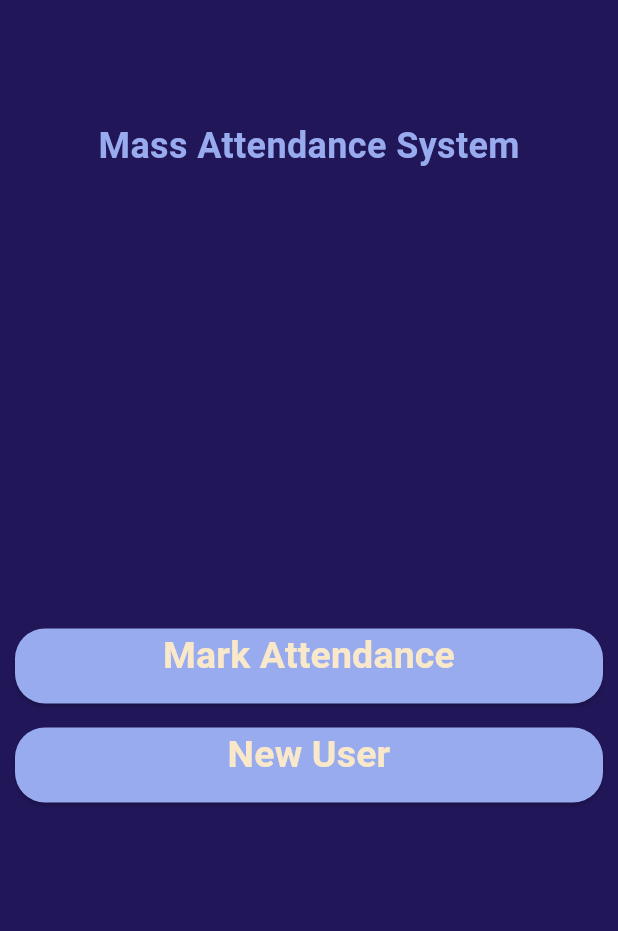
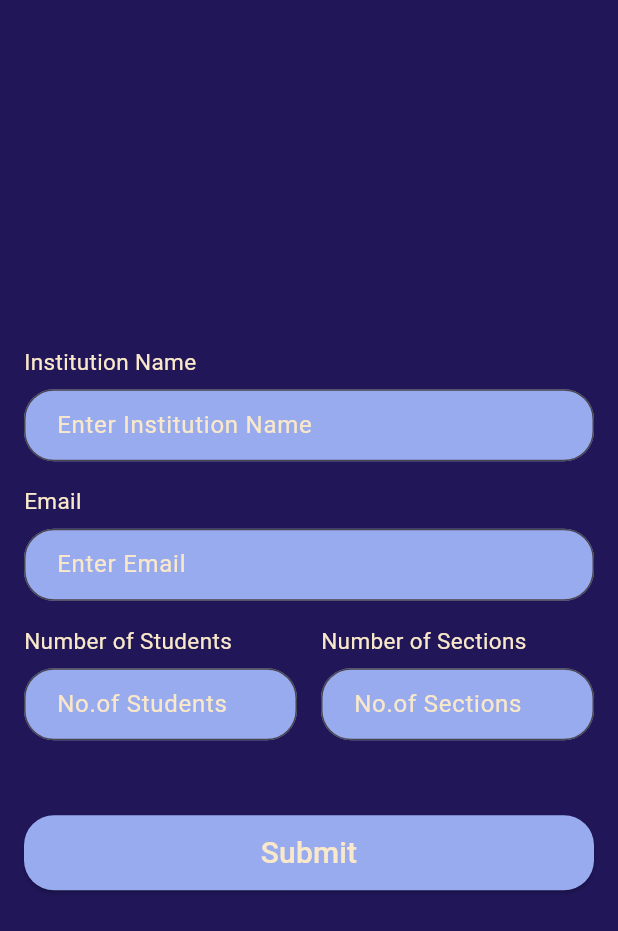
Before and after one commit to Liquid-neurons/mass_attendance_flutter, a Flutter app: the screen it shows after launch, after a tap on "New User", on a phone screen of 412 x 824 dp. Shown: the top 931 px of the screen. Run offline on Flutter 3.47's test engine with Material 3 defaults, Android fonts, the phone set to English and light mode, and no system bars; our stand-ins replace gallery_saver, image_picker; network calls fail.

Commit message:
front end done

```diff
--- a/lib/main.dart
+++ b/lib/main.dart
@@ -240,6 +240,7 @@
 // }
 //
 //
+import 'package:ai_collabaration2/new_user.dart';
 import 'package:ai_collabaration2/video.dart';
 import 'package:flutter/material.dart';
 
@@ -365,12 +366,14 @@ class MyHomePage extends StatelessWidget {
                       child: SizedBox(
                         width: double.infinity,
                         height: 50,
-                        child: Text('Mark Attendance',
-                          textAlign: TextAlign.center,
-                          style: TextStyle(
+                        child: Center( // Centering the text vertically
+                          child: Text(
+                            'Mark Attendance',
+                            textAlign: TextAlign.center,
+                            style: TextStyle(
                               color: Color(0xFFF9E8C9),
-                              fontSize: 25.0,
-                              fontWeight: FontWeight.bold
+                              fontSize: 20.0,
+                            ),
                           ),
                         ),
                       ),
@@ -378,28 +381,34 @@ class MyHomePage extends StatelessWidget {
                     SizedBox(height: 16),
                     ElevatedButton(
                       onPressed: () {
-                        // Button Pressed
+                        Navigator.push(
+                          context,
+                          MaterialPageRoute(builder: (context) => NewUser()),
+                        );
                       },
                       style: ElevatedButton.styleFrom(
                         primary: Color(0xFF98ABEE),
                         shape: RoundedRectangleBorder(
                           borderRadius: BorderRadius.circular(20), // Adjust the value to change roundness
-                        ),// Changed button color
+                        ),
+                        // Changed button color
                       ),
                       child: SizedBox(
                         width: double.infinity,
                         height: 50,
-                        child:
-                        Text('New User',
+                        child: Center( // Centering the text vertically
+                          child: Text(
+                            'New User',
                             textAlign: TextAlign.center,
                             style: TextStyle(
-                                color: Color(0xFFF9E8C9),
-                                fontSize: 25.0,
-                                fontWeight: FontWeight.bold
+                              color: Color(0xFFF9E8C9),
+                              fontSize: 20.0,
                             ),
+                          ),
+                        ),
                       ),
                     ),
-                    ),
+
                   ],
                 ),
               ),
--- /dev/null
+++ b/lib/new_user.dart
@@ -0,0 +1,187 @@
+import 'package:flutter/material.dart';
+
+class NewUser extends StatelessWidget {
+  @override
+  Widget build(BuildContext context) {
+    return MaterialApp(
+      title: 'Institution Registration',
+      theme: ThemeData(
+        primaryColor: Color(0xFF201658),
+        scaffoldBackgroundColor: Color(0xFF201658),
+        textTheme: TextTheme(
+          bodyText1: TextStyle(color: Color(0xFFF9E8C9)),
+          bodyText2: TextStyle(color: Color(0xFFF9E8C9)),
+        ),
+      ),
+      home: InstitutionRegistrationPage(),
+    );
+  }
+}
+
+class InstitutionRegistrationPage extends StatefulWidget {
+  @override
+  _InstitutionRegistrationPageState createState() =>
+      _InstitutionRegistrationPageState();
+}
+
+class _InstitutionRegistrationPageState
+    extends State<InstitutionRegistrationPage> {
+  late String institutionName;
+  late String email;
+  late String numberOfStudents;
+  late String numberOfSections;
+
+  @override
+  Widget build(BuildContext context) {
+    return Scaffold(
+      body: Padding(
+        padding: const EdgeInsets.all(16.0),
+        child: Column(
+          crossAxisAlignment: CrossAxisAlignment.start,
+          mainAxisAlignment: MainAxisAlignment.center,
+          children: [
+            Text(
+              'Institution Name',
+              style: TextStyle(fontSize: 15),
+            ),
+            SizedBox(height: 8),
+            TextFormField(
+              onChanged: (value) {
+                institutionName = value;
+              },
+              style: TextStyle(color: Color(0xFFF9E8C9)),
+              decoration: InputDecoration(
+                filled: true,
+                fillColor: Color(0xFF98ABEE),
+                hintText: '    Enter Institution Name',
+                hintStyle: TextStyle(color: Color(0xFFF9E8C9)), // Hint text color
+                contentPadding: EdgeInsets.symmetric(vertical: 12), // Adjust the height here
+                border: OutlineInputBorder(
+                  borderRadius: BorderRadius.circular(20),
+                ),
+              ),
+            ),
+            SizedBox(height: 16),
+            Text(
+              'Email',
+              style: TextStyle(fontSize: 15),
+            ),
+            SizedBox(height: 8),
+            TextFormField(
+              onChanged: (value) {
+                email = value;
+              },
+              style: TextStyle(color: Color(0xFFF9E8C9)),
+              decoration: InputDecoration(
+                filled: true,
+                fillColor: Color(0xFF98ABEE),
+                hintText: '    Enter Email',
+                hintStyle: TextStyle(color: Color(0xFFF9E8C9)), // Hint text color
+                contentPadding: EdgeInsets.symmetric(vertical: 12), // Adjust the height here
+                border: OutlineInputBorder(
+                  borderRadius: BorderRadius.circular(20),
+                ),
+              ),
+            ),
+            SizedBox(height: 16),
+            Row(
+              mainAxisAlignment: MainAxisAlignment.spaceBetween,
+              children: [
+                Expanded(
+                  flex: 1,
+                  child: Column(
+                    crossAxisAlignment: CrossAxisAlignment.start,
+                    children: [
+                      Text(
+                        'Number of Students',
+                        style: TextStyle(fontSize: 15),
+                      ),
+                      SizedBox(height: 8),
+                      TextFormField(
+                        onChanged: (value) {
+                          numberOfStudents = value;
+                        },
+                        style: TextStyle(color: Color(0xFFF9E8C9)),
+                        decoration: InputDecoration(
+                          filled: true,
+                          fillColor: Color(0xFF98ABEE),
+                          hintText: '    No.of Students',
+                          hintStyle: TextStyle(color: Color(0xFFF9E8C9)), // Hint text color
+                          contentPadding: EdgeInsets.symmetric(vertical: 12), // Adjust the height here
+                          border: OutlineInputBorder(
+                            borderRadius: BorderRadius.circular(20),
+                          ),
+                        ),
+                      ),
+                    ],
+                  ),
+                ),
+                SizedBox(width: 16),
+                Expanded(
+                  flex: 1,
+                  child: Column(
+                    crossAxisAlignment: CrossAxisAlignment.start,
+                    children: [
+                      Text(
+                        'Number of Sections',
+                        style: TextStyle(fontSize: 15),
+                      ),
+                      SizedBox(height: 8),
+                      TextFormField(
+                        onChanged: (value) {
+                          numberOfSections = value;
+                        },
+                        style: TextStyle(color: Color(0xFFF9E8C9)),
+                        decoration: InputDecoration(
+                          filled: true,
+                          fillColor: Color(0xFF98ABEE),
+                          hintText: '    No.of Sections',
+                          hintStyle: TextStyle(color: Color(0xFFF9E8C9)), // Hint text color
+                          contentPadding: EdgeInsets.symmetric(vertical: 12), // Adjust the height here
+                          border: OutlineInputBorder(
+                            borderRadius: BorderRadius.circular(20),
+                          ),
+                        ),
+                      ),
+                    ],
+                  ),
+                ),
+              ],
+            ),
+            SizedBox(height: 50),
+            ElevatedButton(
+              onPressed: () {
+                // Submit action
+                print('Institution Name: $institutionName');
+                print('Email: $email');
+                print('Number of Students: $numberOfStudents');
+                print('Number of Sections: $numberOfSections');
+              },
+              style: ElevatedButton.styleFrom(
+                primary: Color(0xFF98ABEE),
+                shape: RoundedRectangleBorder(
+                  borderRadius: BorderRadius.circular(20), // Adjust the value to change roundness
+                ),
+                // Changed button color
+              ),
+              child: SizedBox(
+                width: double.infinity,
+                height: 50,
+                child: Center( // Centering the text vertically
+                  child: Text(
+                    'Submit',
+                    textAlign: TextAlign.center,
+                    style: TextStyle(
+                      color: Color(0xFFF9E8C9),
+                      fontSize: 20.0,
+                    ),
+                  ),
+                ),
+              ),
+            ),
+          ],
+        ),
+      ),
+    );
+  }
+}
```
Also changed, not shown: lib/video.dart (+124 -29 lines).
